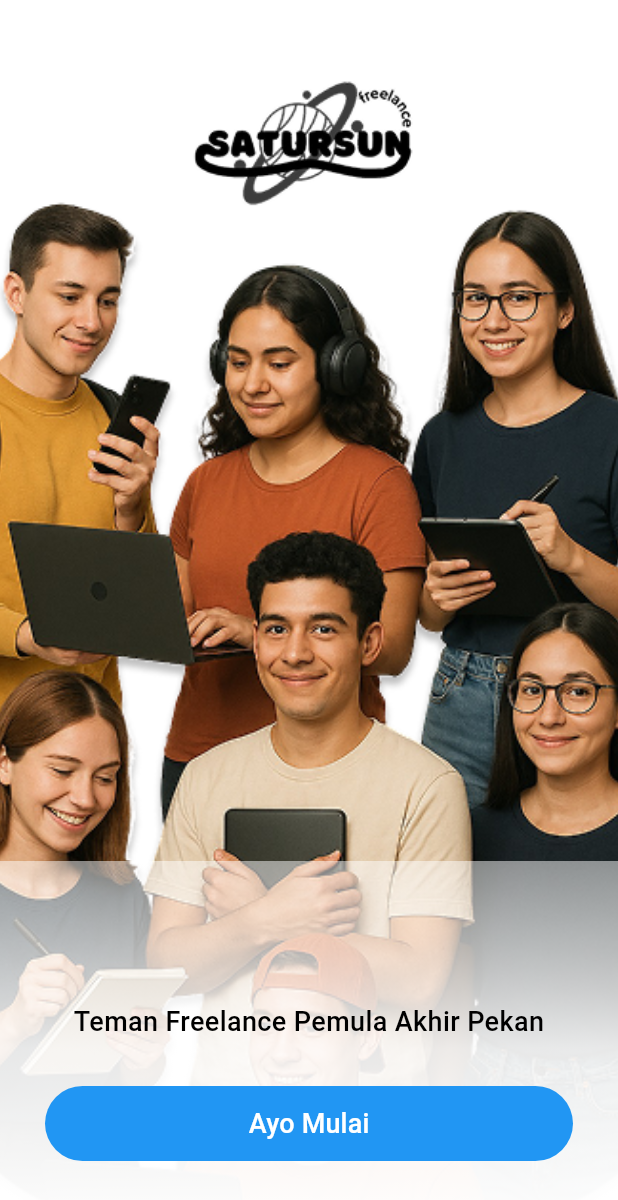
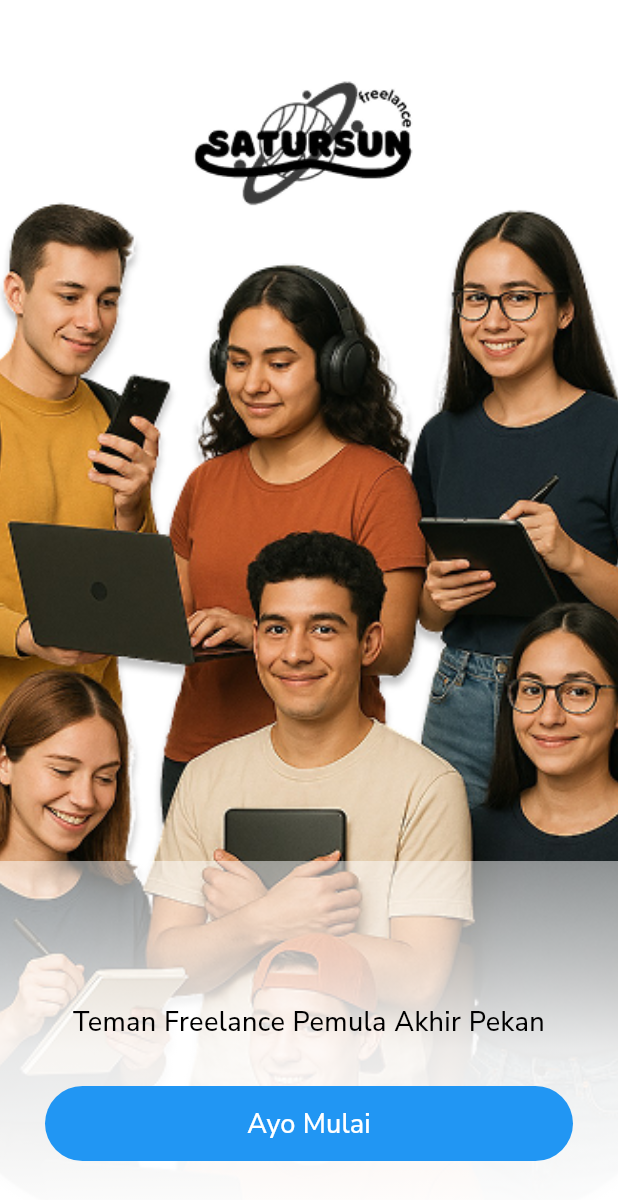
Before and after one commit to FathanBagas07/Satursun-Freelance-Mobile, a Flutter app: the screen it shows after launch, on a phone screen of 412 x 824 dp. Shown: the top 1200 px of the screen. Run offline on Flutter 3.47's test engine with Material 3 defaults, Android fonts, the light colour scheme and no system bars.

Commit message:
Feat: add font NunitoSans

```diff
--- a/mobile/lib/main.dart
+++ b/mobile/lib/main.dart
@@ -27,7 +27,7 @@ class SatursunApp extends StatelessWidget {
       debugShowCheckedModeBanner: false,
       theme: ThemeData(
         primarySwatch: Colors.blue,
-        fontFamily: 'Roboto',
+        fontFamily: 'NunitoSans',
         scaffoldBackgroundColor: Colors.white,
       ),
       initialRoute: '/',
```
Also changed, not shown: mobile/pubspec.yaml (+7 -0 lines), mobile/assets/fonts/NunitoSans-Italic-VariableFont_YTLC,opsz,wdth,wght.ttf (added), mobile/assets/fonts/NunitoSans-VariableFont_YTLC,opsz,wdth,wght.ttf (added).
